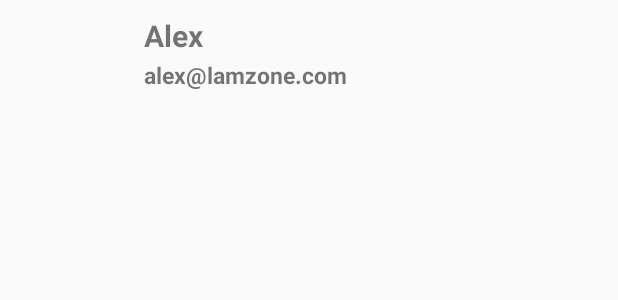
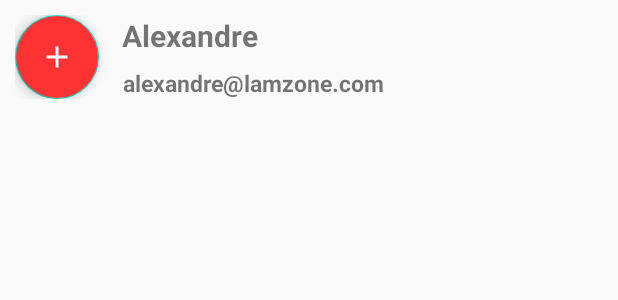
Before and after one commit to fouomene/Mareu, an Android app: the layout fragment_coworkers.xml on its own in the app's theme, with its tools: preview values and no code run, on a phone screen of 412 x 824 dp. Shown: the top 300 px of the screen. Run offline under Robolectric (Android 15) with nearby library versions, the phone set to English and light mode, and no system bars.

```diff
--- a/app/build.gradle
+++ b/app/build.gradle
@@ -33,6 +33,7 @@ dependencies {
 
     implementation 'androidx.appcompat:appcompat:1.1.0'
     implementation 'androidx.constraintlayout:constraintlayout:1.1.3'
+    implementation 'androidx.legacy:legacy-support-v4:1.0.0'
     testImplementation 'junit:junit:4.12'
     androidTestImplementation 'androidx.test.ext:junit:1.1.1'
     androidTestImplementation 'androidx.test.espresso:espresso-core:3.2.0'
--- a/app/src/main/AndroidManifest.xml
+++ b/app/src/main/AndroidManifest.xml
@@ -11,7 +11,6 @@
         android:roundIcon="@mipmap/ic_launcher_round"
         android:supportsRtl="true"
         android:theme="@style/AppTheme">
-        <activity android:name=".ui_meeting_list.ListCoWorkersActivity"></activity>
         <activity
             android:name=".ui_meeting_list.AddMeetingActivity"
             android:theme="@style/Theme.AppCompat.Light.NoActionBar" />
--- /dev/null
+++ b/app/src/main/java/com/developpeuseoc/mareu/ui_meeting_list/ListCoWorkersFragment.java
@@ -0,0 +1,5 @@
+package com.developpeuseoc.mareu.ui_meeting_list;
+
+public class ListCoWorkersFragment  {
+
+}
--- /dev/null
+++ b/app/src/main/res/drawable/ic_add_black_15dp.xml
@@ -0,0 +1,5 @@
+<vector android:height="15dp" android:tint="#FFFFFF"
+    android:viewportHeight="24.0" android:viewportWidth="24.0"
+    android:width="15dp" xmlns:android="http://schemas.android.com/apk/res/android">
+    <path android:fillColor="#FF000000" android:pathData="M19,13h-6v6h-2v-6H5v-2h6V5h2v6h6v2z"/>
+</vector>
--- a/app/src/main/res/layout/fragment_coworkers.xml
+++ b/app/src/main/res/layout/fragment_coworkers.xml
@@ -3,20 +3,19 @@
     xmlns:android="http://schemas.android.com/apk/res/android"
     xmlns:app="http://schemas.android.com/apk/res-auto"
     xmlns:tools="http://schemas.android.com/tools"
-    android:layout_width="match_parent"
+    android:layout_width="wrap_content"
     android:layout_height="wrap_content"
     android:orientation="vertical"
-    android:clickable="true"
+    android:padding="10dp"
     android:id="@+id/parentLayout_fragment_coworkers">
 
 
-    <ImageView
-        android:id="@+id/item_list_avatar"
-        android:layout_width="50dp"
-        android:layout_height="50dp"
-        android:layout_marginStart="16dp"
-        android:layout_marginTop="10dp"
-        android:layout_marginBottom="10dp"
+    <com.google.android.material.floatingactionbutton.FloatingActionButton
+        android:id="@+id/item_list_add_button"
+        android:layout_width="wrap_content"
+        android:layout_height="wrap_content"
+        android:backgroundTint="#FF3333"
+        android:src="@drawable/ic_add_white_24dp"
         app:layout_constraintBottom_toBottomOf="parent"
         app:layout_constraintStart_toStartOf="parent"
         app:layout_constraintTop_toTopOf="parent" />
@@ -25,23 +24,21 @@
         android:id="@+id/item_list_name"
         android:layout_width="wrap_content"
         android:layout_height="wrap_content"
-        android:text="Alex"
+        android:text="Alexandre"
         android:textStyle="bold"
         android:textSize="20dp"
-        android:layout_toRightOf="@id/item_list_avatar"
-        android:layout_marginTop="10dp"
-        android:layout_marginLeft="30dp"/>
+        android:layout_toRightOf="@id/item_list_add_button"
+        android:layout_marginLeft="15dp"/>
 
     <TextView
         android:id="@+id/item_list_email"
         android:layout_width="wrap_content"
         android:layout_height="wrap_content"
-        android:text="alex@lamzone.com"
+        android:text="alexandre@lamzone.com"
         android:textStyle="bold"
         android:textSize="15dp"
-        android:layout_toRightOf="@id/item_list_avatar"
-        android:layout_below="@id/item_list_name"
-        android:layout_marginTop="02dp"
-        android:layout_marginLeft="30dp" />
+        android:layout_toRightOf="@id/item_list_add_button"
+        android:layout_alignBottom="@id/item_list_add_button"
+        android:layout_marginLeft="16dp"/>
 
 </RelativeLayout>
--- a/app/src/main/res/values/strings.xml
+++ b/app/src/main/res/values/strings.xml
@@ -5,4 +5,7 @@
     <string name="time">L\'heure</string>
     <string name="addCoWorkers">Ajouter des collègues</string>
     <string name="topic">Sujet</string>
+
+    <!-- TODO: Remove or change this placeholder text -->
+    <string name="hello_blank_fragment">Hello blank fragment</string>
 </resources>
```
Also changed, not shown: app/src/main/java/com/developpeuseoc/mareu/ui_meeting_list/ListCoWorkersActivity.java (deleted, +0 -52 lines), app/src/main/java/com/developpeuseoc/mareu/ui_meeting_list/MyCoWorkerRecyclerViewAdapter.java (deleted, +0 -86 lines), app/src/main/res/layout/activity_list_co_workers.xml (deleted, +0 -33 lines), app/src/main/res/layout/fragment_list_coworkers.xml (added, +14 -0 lines).
